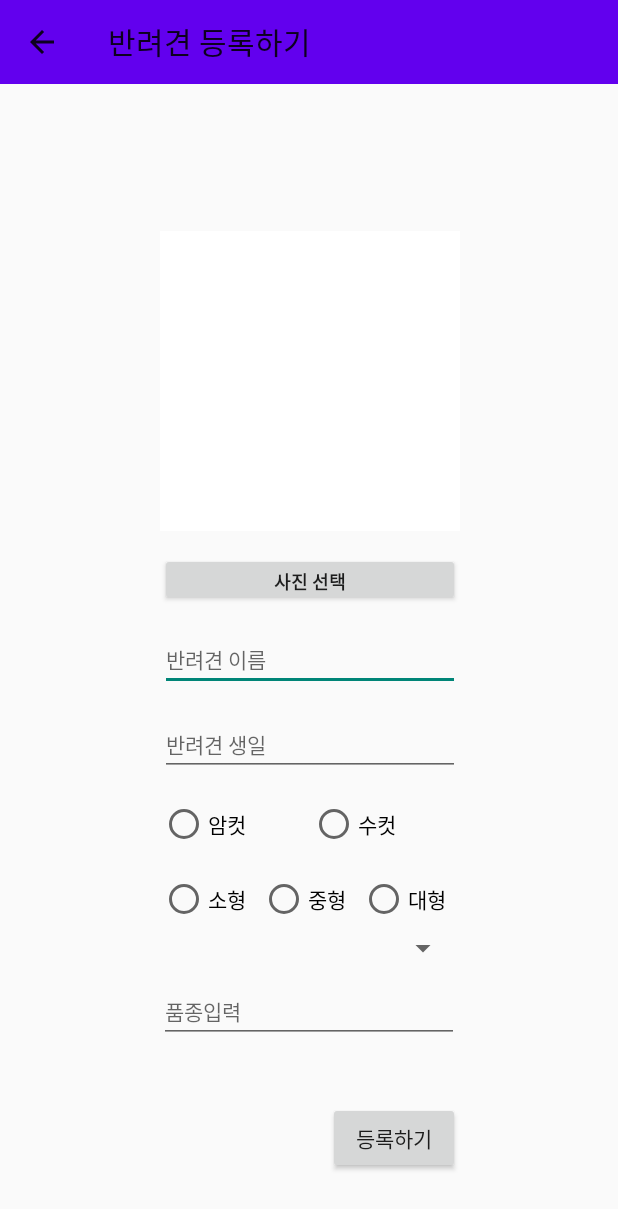
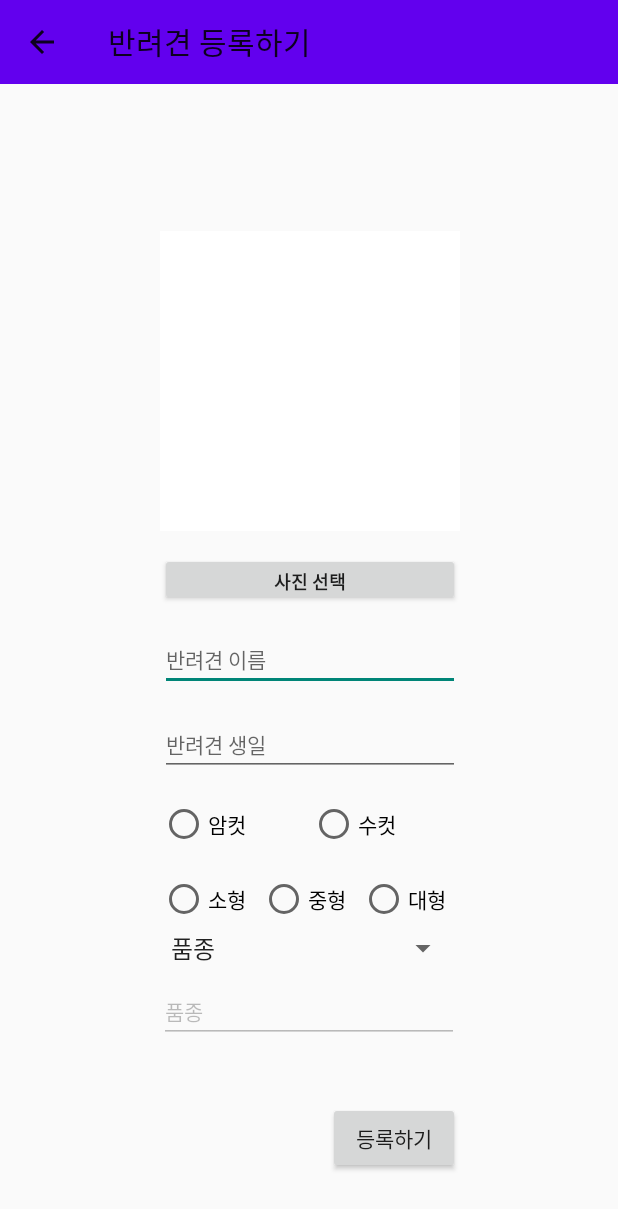
Before and after one commit to MMMMins/concord, an Android app: the RegisterActivity screen opened directly, with no data from a screen before it, on a phone screen of 412 x 824 dp. Shown: the top 1209 px of the screen. Run offline under Robolectric (Android 15) with nearby library versions, the phone set to English and light mode, and no system bars; pictures from the network do not load.

Commit message:
강아지등록, 디자인수정

```diff
--- a/app/src/main/java/com/hackathon/concord/View/InfoLiveViewAdapter.java
+++ b/app/src/main/java/com/hackathon/concord/View/InfoLiveViewAdapter.java
@@ -86,7 +86,7 @@
         imgPetLogo.setScaleType(ImageView.ScaleType.FIT_XY);
         // 이미지뷰의 크기를 동적으로 설정하여 이미지가 화면에 꽉 차게 표시
         Glide.with(view)
-                .load("http://192.168.35.174:8000/api/pets/imgload/"+petModel.getRegisterNumber()+"/")
+                .load("http://172.20.10.7/api/pets/imgload/"+petModel.getRegisterNumber()+"/")
                 .apply(RequestOptions.circleCropTransform()) // 원형 이미지 효과
                 .into(imgPet);
         if(petModel.getPetLost().equals("Y")){
--- a/app/src/main/java/com/hackathon/concord/viewModel/RetrofitClient.java
+++ b/app/src/main/java/com/hackathon/concord/viewModel/RetrofitClient.java
@@ -7,7 +7,7 @@
 
     private static Retrofit retrofit = null;
 
-    private static final String BASE_URL = "http://192.168.35.174:8000/";
+    private static final String BASE_URL = "http:/172.29.49.91:8000/";
 
     public static Retrofit getClient() {
         if (retrofit == null) {
--- /dev/null
+++ b/app/src/main/res/values/array.xml
@@ -0,0 +1,17 @@
+<?xml version="1.0" encoding="utf-8"?>
+<resources>
+    <string-array name="spinner_array">
+        <item>품종</item>
+        <item>믹스견</item>
+        <item>말티즈</item>
+        <item>시츄</item>
+        <item>푸들</item>
+        <item>치와와</item>
+        <item>포메라니안</item>
+        <item>불독</item>
+        <item>래브라도 리트리버</item>
+        <item>골든 리트리버</item>
+        <item>셰퍼드</item>
+        <item>기타</item>
+    </string-array>
+</resources>
```
